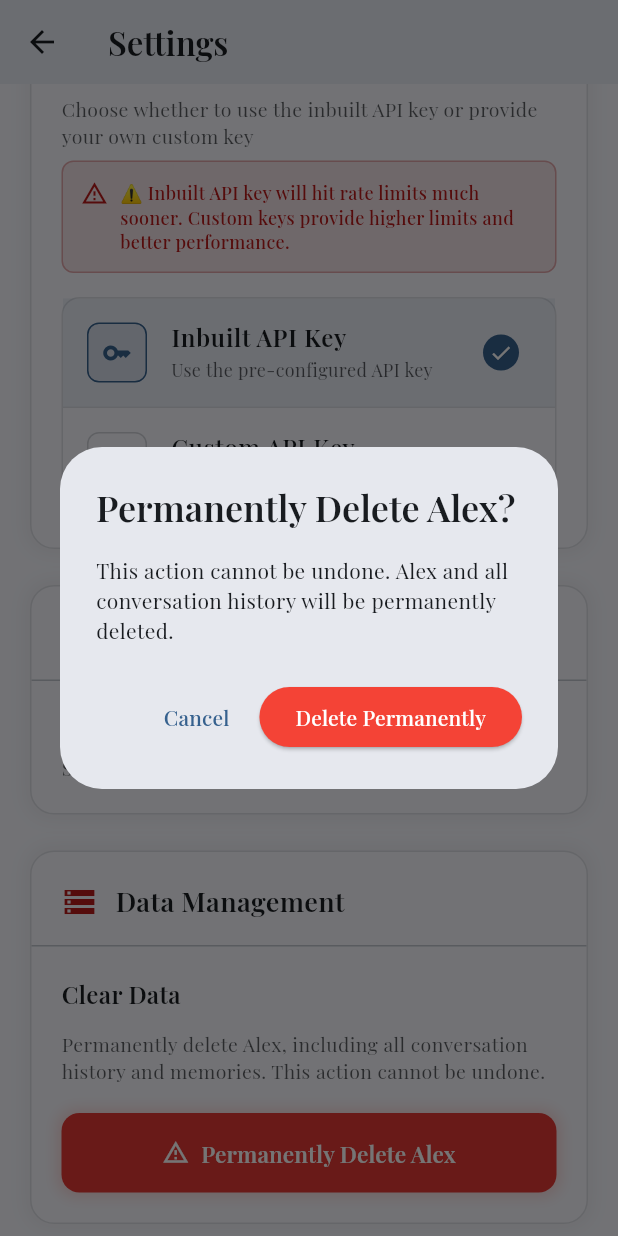
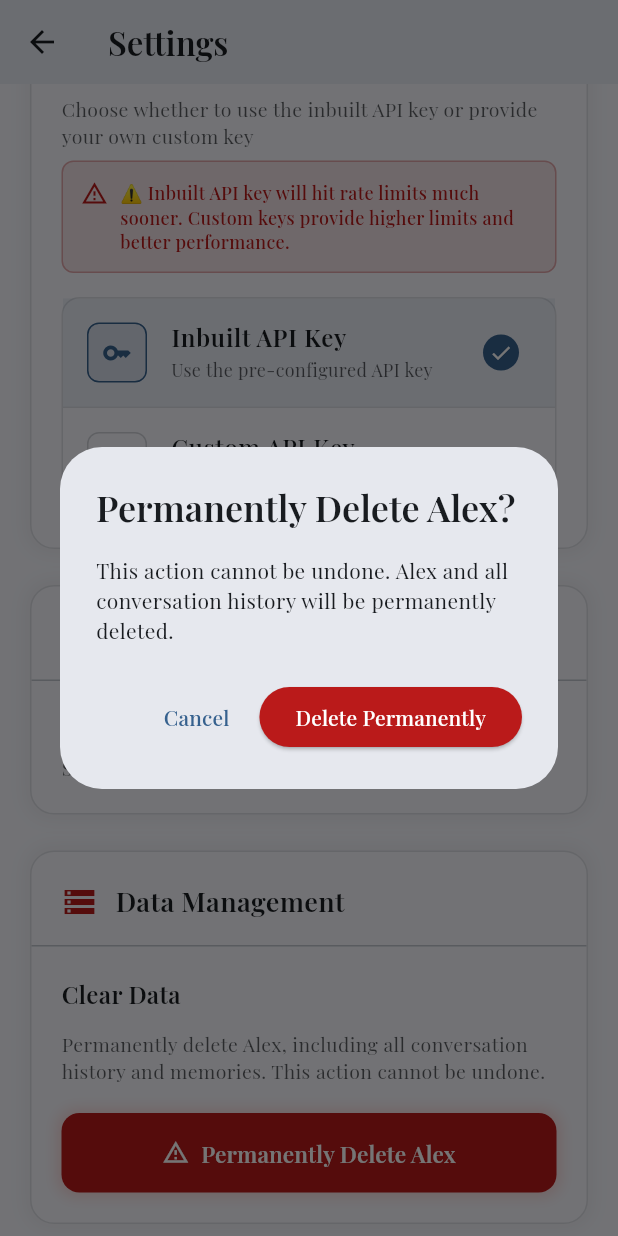
Before and after one commit to ThomasNowProductions/Alex, a Flutter app: the SettingsScreen screen opened directly, scrolled down 1152 dp, after a tap on "Permanently Delete Alex", on a phone screen of 412 x 824 dp. Run offline on Flutter 3.47's test engine with Material 3 defaults, Android fonts, the phone set to English and light mode, and no system bars; our stand-ins replace flutter_dotenv, google_fonts, logger, permission_handler, speech_to_text; missing offline and left inert: markdown_widget; project files that could hold a hidden picture were left out.

Commit message:
Updated theme

```diff
--- a/lib/components/chat_screen.dart
+++ b/lib/components/chat_screen.dart
@@ -109,7 +109,7 @@ class _ChatScreenState extends State<ChatScreen> {
           );
         },
         backgroundColor: Theme.of(context).colorScheme.primary,
-        foregroundColor: Colors.white,
+        foregroundColor: Theme.of(context).colorScheme.onPrimary,
         mini: true,
         child: const Icon(Icons.settings, size: 16),
       ),
--- a/lib/components/settings_screen.dart
+++ b/lib/components/settings_screen.dart
@@ -123,7 +123,7 @@ class _SettingsScreenState extends State<SettingsScreen> {
         ),
         boxShadow: [
           BoxShadow(
-            color: Colors.black.withOpacity(0.05),
+            color: Theme.of(context).colorScheme.shadow.withOpacity(0.05),
             blurRadius: 10,
             spreadRadius: 2,
           ),
@@ -330,7 +330,7 @@ class _SettingsScreenState extends State<SettingsScreen> {
         ),
         boxShadow: [
           BoxShadow(
-            color: Colors.black.withOpacity(0.05),
+            color: Theme.of(context).colorScheme.shadow.withOpacity(0.05),
             blurRadius: 10,
             spreadRadius: 2,
           ),
@@ -557,9 +557,9 @@ class _SettingsScreenState extends State<SettingsScreen> {
                 ),
                 width: 24,
                 height: 24,
-                child: const Icon(
+                child: Icon(
                   Icons.check,
-                  color: Colors.white,
+                  color: Theme.of(context).colorScheme.onPrimary,
                   size: 16,
                 ),
               )
@@ -682,7 +682,7 @@ class _SettingsScreenState extends State<SettingsScreen> {
         ),
         boxShadow: [
           BoxShadow(
-            color: Colors.black.withOpacity(0.05),
+            color: Theme.of(context).colorScheme.shadow.withOpacity(0.05),
             blurRadius: 10,
             spreadRadius: 2,
           ),
@@ -819,7 +819,7 @@ class _SettingsScreenState extends State<SettingsScreen> {
         ),
         boxShadow: [
           BoxShadow(
-            color: Colors.black.withOpacity(0.05),
+            color: Theme.of(context).colorScheme.shadow.withOpacity(0.05),
             blurRadius: 10,
             spreadRadius: 2,
           ),
@@ -985,9 +985,9 @@ class _SettingsScreenState extends State<SettingsScreen> {
                 ),
                 width: 24,
                 height: 24,
-                child: const Icon(
+                child: Icon(
                   Icons.check,
-                  color: Colors.white,
+                  color: Theme.of(context).colorScheme.onPrimary,
                   size: 16,
                 ),
               )
@@ -1043,8 +1043,8 @@ class _SettingsScreenState extends State<SettingsScreen> {
               ),
             ),
             style: ElevatedButton.styleFrom(
-              backgroundColor: Colors.red.shade600,
-              foregroundColor: Colors.white,
+              backgroundColor: Theme.of(context).colorScheme.error,
+              foregroundColor: Theme.of(context).colorScheme.onError,
               padding: const EdgeInsets.symmetric(vertical: 16, horizontal: 20),
               shape: RoundedRectangleBorder(
                 borderRadius: BorderRadius.circular(12),
@@ -1094,8 +1094,8 @@ class _SettingsScreenState extends State<SettingsScreen> {
                 _deleteAllHistory();
               },
               style: ElevatedButton.styleFrom(
-                backgroundColor: Colors.red,
-                foregroundColor: Colors.white,
+                backgroundColor: Theme.of(context).colorScheme.error,
+                foregroundColor: Theme.of(context).colorScheme.onError,
               ),
               child: Text(
                 'Delete Permanently',
@@ -1120,7 +1120,7 @@ class _SettingsScreenState extends State<SettingsScreen> {
               'Alex permanently deleted. All memories and conversation history removed.',
               style: GoogleFonts.playfairDisplay(),
             ),
-            backgroundColor: Colors.green,
+            backgroundColor: Theme.of(context).colorScheme.primary,
           ),
         );
       }
@@ -1133,7 +1133,7 @@ class _SettingsScreenState extends State<SettingsScreen> {
               'Failed to permanently delete Alex. Please try again.',
               style: GoogleFonts.playfairDisplay(),
             ),
-            backgroundColor: Colors.red,
+            backgroundColor: Theme.of(context).colorScheme.error,
           ),
         );
       }
@@ -1260,8 +1260,8 @@ class _SettingsScreenState extends State<SettingsScreen> {
                 _showSuccessSnackBar('PIN lock disabled');
               },
               style: ElevatedButton.styleFrom(
-                backgroundColor: Colors.orange,
-                foregroundColor: Colors.white,
+                backgroundColor: Theme.of(context).colorScheme.tertiary,
+                foregroundColor: Theme.of(context).colorScheme.onTertiary,
               ),
               child: Text(
                 'Disable',
@@ -1385,7 +1385,7 @@ class _SettingsScreenState extends State<SettingsScreen> {
           message,
           style: GoogleFonts.playfairDisplay(),
         ),
-        backgroundColor: Colors.green,
+        backgroundColor: Theme.of(context).colorScheme.primary,
       ),
     );
   }
--- a/lib/main.dart
+++ b/lib/main.dart
@@ -78,9 +78,9 @@ class _PinLockWrapperState extends State<PinLockWrapper> {
     } else if (mounted) {
       // If PIN is incorrect, show error and try again
       ScaffoldMessenger.of(context).showSnackBar(
-        const SnackBar(
-          content: Text('Incorrect PIN. Please try again.'),
-          backgroundColor: Colors.red,
+        SnackBar(
+          content: const Text('Incorrect PIN. Please try again.'),
+          backgroundColor: Theme.of(context).colorScheme.error,
         ),
       );
       // Show PIN dialog again after a short delay
--- a/lib/widgets/chat_ui_components.dart
+++ b/lib/widgets/chat_ui_components.dart
@@ -45,7 +45,7 @@ class ChatUIComponents {
                   height: 1.5,
                   shadows: [
                     Shadow(
-                      color: Colors.black.withValues(alpha: 0.1),
+                      color: Theme.of(context).colorScheme.shadow.withValues(alpha: 0.1),
                       blurRadius: 3,
                       offset: const Offset(0, 2),
                     ),
@@ -81,7 +81,7 @@ class ChatUIComponents {
       ),
       child: IconButton(
         onPressed: isLoading ? null : onPressed,
-        icon: const Icon(Icons.send, color: Colors.white),
+        icon: Icon(Icons.send, color: Theme.of(context).colorScheme.onPrimary),
         iconSize: 20,
       ),
     );
@@ -123,7 +123,7 @@ class ChatUIComponents {
               onPressed: state.isLoading ? null : onSpeechToggle,
               icon: Icon(
                 state.isListening ? Icons.mic_off : Icons.mic,
-                color: state.isListening ? Colors.red : Theme.of(context).colorScheme.primary,
+                color: state.isListening ? Theme.of(context).colorScheme.error : Theme.of(context).colorScheme.primary,
                 size: 20,
               ),
             ),
```
Also changed, not shown: lib/constants/app_theme.dart (+2 -6 lines), lib/widgets/chat_message.dart (+2 -6 lines).
